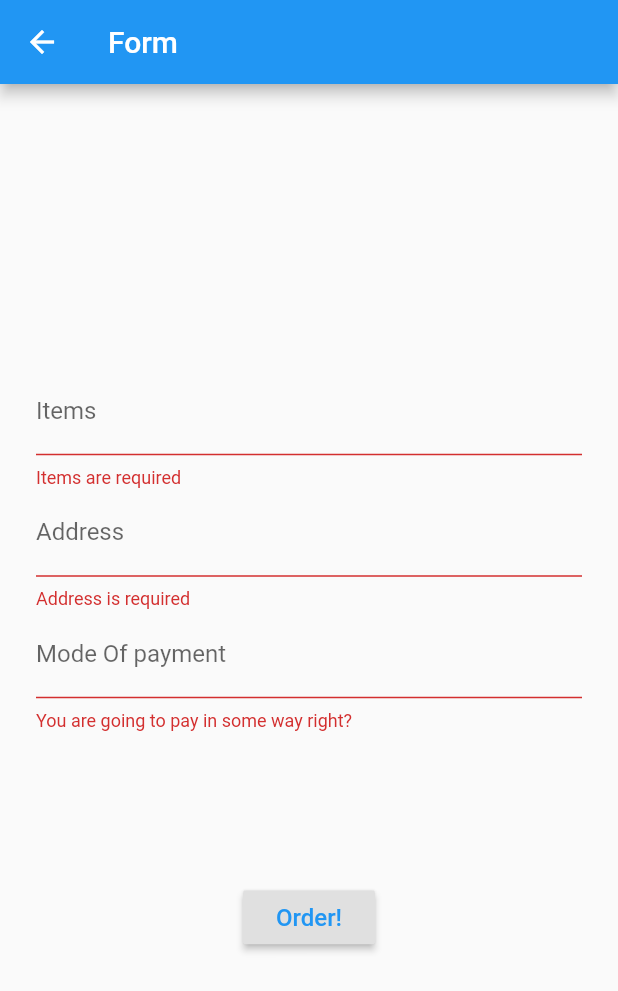
After one commit to deutranium/Heibi, a Flutter app: the FormScreen screen opened directly, after a tap on "Order!", on a phone screen of 412 x 824 dp. The commit adds this screen. Shown: the top 991 px of the screen. Run offline on Flutter 3.47's test engine with Material 2 defaults, Android fonts, the phone set to English and light mode, and no system bars; our stand-ins replace cloud_firestore, firebase_auth, flutter_spinkit; accounts and stored records are empty.

Commit message:
added form

```diff
--- a/from_scratch/lib/screens/home/home.dart
+++ b/from_scratch/lib/screens/home/home.dart
@@ -14,7 +14,7 @@ class Home extends StatelessWidget {
       backgroundColor: Colors.deepPurple[100],
       appBar: AppBar(
 
-        title: Text('heibi - home'),
+        title: Text("what"),
         backgroundColor: Colors.deepPurple[400],
         actions: <Widget>[
           FlatButton.icon(
--- /dev/null
+++ b/from_scratch/lib/screens/services/orderForm.dart
@@ -0,0 +1,98 @@
+import 'package:cloud_firestore/cloud_firestore.dart';
+import 'package:flutter/material.dart';
+import 'package:firebase_auth/firebase_auth.dart';
+import 'package:from_scratch/models/user.dart';
+import 'package:from_scratch/services/authenticate.dart';
+
+
+class FormScreen extends StatefulWidget {
+  @override
+  _FormScreenState createState() => _FormScreenState();
+}
+
+class _FormScreenState extends State<FormScreen> {
+  final Authservice _auth = Authservice();
+
+
+
+  String _items;
+  String _address;
+  String _payment;
+
+  final GlobalKey<FormState> _formKey = GlobalKey<FormState>();
+
+  Widget _buildItems(){
+    return TextFormField(
+      decoration: InputDecoration(labelText: "Items"),
+      validator: (String value){
+        if(value.isEmpty){
+          return 'Items are required';
+        }
+      },
+      onSaved: (String value){
+        _items = value;
+      },
+    );
+  }
+  Widget _buildAddress(){
+    return TextFormField(
+      decoration: InputDecoration(labelText: "Address"),
+      validator: (String value){
+        if(value.isEmpty){
+          return 'Address is required';
+        }
+      },
+      onSaved: (String value){
+        _address = value;
+      },
+    );
+  }
+  Widget _buildPayment(){
+    return TextFormField(
+      decoration: InputDecoration(labelText: "Mode Of payment"),
+      validator: (String value){
+        if(value.isEmpty){
+          return 'You are going to pay in some way right?';
+        }
+      },
+      onSaved: (String value){
+        _payment = value;
+      },
+    );
+  }
+
+  @override
+  Widget build(BuildContext context) {
+    return Scaffold(
+      appBar: AppBar(title:Text("Form")),
+      body: Container(
+        margin: EdgeInsets.all(24),
+        child:Form(
+          key: _formKey,
+          child: Column(
+            mainAxisAlignment: MainAxisAlignment.center,
+            children: <Widget>[
+              _buildItems(),
+              _buildAddress(),
+              _buildPayment(),
+              SizedBox(height:100),
+              RaisedButton(
+                child:Text('Order!', style:TextStyle(color: Colors.blue, fontSize: 16,)),
+                onPressed : () async {
+                  if(!_formKey.currentState.validate()){
+                    return;
+                  }
+                  _formKey.currentState.save();
+                  final user = await _auth.getUser();
+
+                  Firestore.instance.collection('orders').document().setData({'items':_items, 'address':_address, 'mode_of_payment': _payment, 'User_id' : user.uid});
+
+                }
+              )
+            ],
+          ),
+        ),
+      )
+    );
+  }
+}
--- a/from_scratch/lib/screens/services/wash.dart
+++ b/from_scratch/lib/screens/services/wash.dart
@@ -6,6 +6,7 @@ class WashingMachine extends StatefulWidget {
       : super(key: key);
   final String item;
   final int number;
+  // ignore: non_constant_identifier_names
   final int max_num;
   @override
   _WashingMachineState createState() => _WashingMachineState();
--- a/from_scratch/lib/services/authenticate.dart
+++ b/from_scratch/lib/services/authenticate.dart
@@ -62,4 +62,14 @@ class Authservice {
       return null;
     }
   }
+
+  Future getUser() async {
+    try {
+      final user = await _auth.currentUser();
+      return user;
+    } catch (e) {
+      print(e.toString());
+      return null;
+    }
+  }
 }
--- a/from_scratch/lib/shared/dropdown.dart
+++ b/from_scratch/lib/shared/dropdown.dart
@@ -1,4 +1,5 @@
 import 'package:flutter/material.dart';
+import 'package:from_scratch/screens/services/orderForm.dart';
 import 'package:from_scratch/screens/services/wash.dart';
 
 class MainDrawer extends StatelessWidget {
@@ -19,6 +20,18 @@ class MainDrawer extends StatelessWidget {
               }));
             },
           ),
+          ListTile(
+            contentPadding: EdgeInsets.all(20.0),
+            title: Text(
+              'form',
+              style: TextStyle(fontSize: 20),
+            ),
+            onTap: () {
+              Navigator.push(context, MaterialPageRoute(builder: (context) {
+                return new FormScreen();
+              }));
+            },
+          ),
         ],
       ),
     );
```
